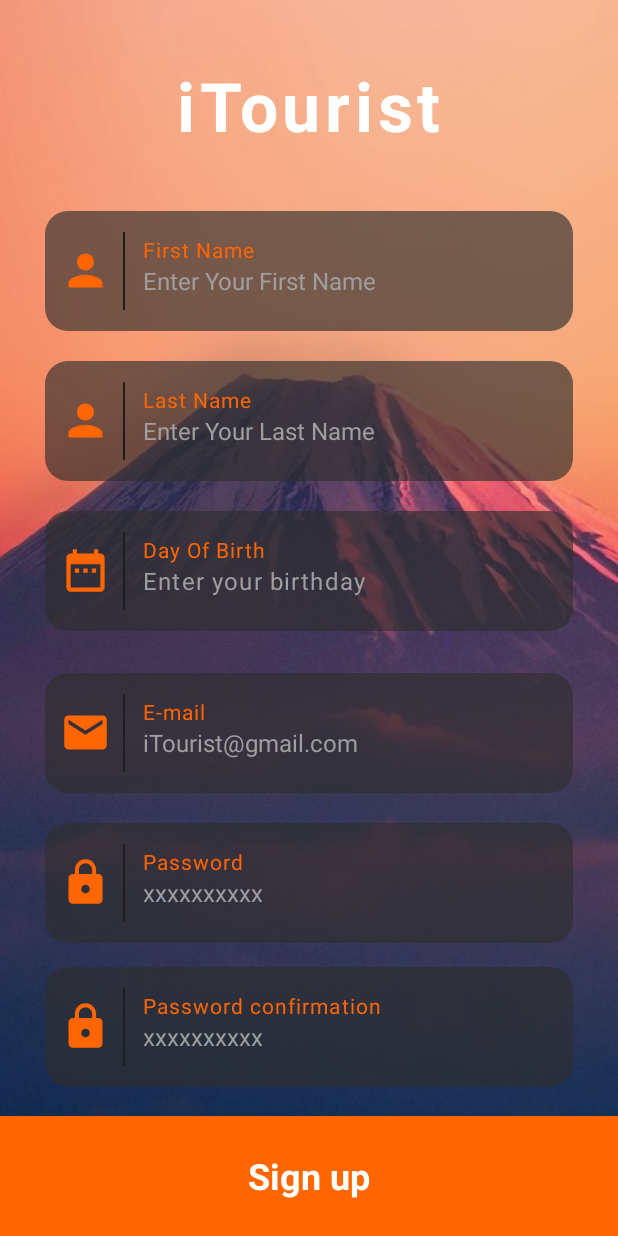
After one commit to Ahmed-Ashraf24/Itourist, an Android app: the RegisterActivity screen opened directly, with no data from a screen before it, on a phone screen of 412 x 824 dp. The commit adds this screen. Run offline under Robolectric (Android 15) with nearby library versions, the phone set to English and light mode, and no system bars.

Commit message:
Final UI (Basic Level)

```diff
--- /dev/null
+++ b/app/src/main/java/com/example/itouristui/RegisterActivity.kt
@@ -0,0 +1,32 @@
+package com.example.itouristui
+
+import android.content.Intent
+import androidx.appcompat.app.AppCompatActivity
+import android.os.Bundle
+import android.view.View
+import com.example.it.DatePickerDialog
+import kotlinx.android.synthetic.main.fragment_register.*
+
+
+class RegisterActivity : AppCompatActivity() {
+    override fun onCreate(savedInstanceState: Bundle?) {
+        super.onCreate(savedInstanceState)
+        setContentView(R.layout.fragment_register)
+        showCustomUI()
+
+        val dateOfBirth = StringBuilder()
+        BirthdayRegisterEditText.setOnClickListener {
+            DatePickerDialog {
+                BirthdayRegisterEditText.text =""
+                dateOfBirth.append("${it[0]}/${it[1]}/${it[2]}")
+                BirthdayRegisterEditText.text = dateOfBirth.toString()
+            }.show(supportFragmentManager ,"DatePickerTag")
+        }
+    }
+
+    private fun showCustomUI(){
+        window.decorView.apply {
+            systemUiVisibility =  View.SYSTEM_UI_FLAG_LAYOUT_STABLE or View.SYSTEM_UI_FLAG_LAYOUT_FULLSCREEN
+        }
+    }
+}
--- /dev/null
+++ b/app/src/main/res/drawable/ic_baseline_date_range_24.xml
@@ -0,0 +1,10 @@
+<vector xmlns:android="http://schemas.android.com/apk/res/android"
+    android:width="34dp"
+    android:height="34dp"
+    android:viewportWidth="24"
+    android:viewportHeight="24"
+    android:tint="#FF6600">
+  <path
+      android:fillColor="@android:color/white"
+      android:pathData="M9,11L7,11v2h2v-2zM13,11h-2v2h2v-2zM17,11h-2v2h2v-2zM19,4h-1L18,2h-2v2L8,4L8,2L6,2v2L5,4c-1.11,0 -1.99,0.9 -1.99,2L3,20c0,1.1 0.89,2 2,2h14c1.1,0 2,-0.9 2,-2L21,6c0,-1.1 -0.9,-2 -2,-2zM19,20L5,20L5,9h14v11z"/>
+</vector>
--- /dev/null
+++ b/app/src/main/res/drawable/ic_baseline_person_24.xml
@@ -0,0 +1,10 @@
+<vector xmlns:android="http://schemas.android.com/apk/res/android"
+    android:width="34dp"
+    android:height="34dp"
+    android:viewportWidth="24"
+    android:viewportHeight="24"
+    android:tint="#FF6600">
+  <path
+      android:fillColor="@android:color/white"
+      android:pathData="M12,12c2.21,0 4,-1.79 4,-4s-1.79,-4 -4,-4 -4,1.79 -4,4 1.79,4 4,4zM12,14c-2.67,0 -8,1.34 -8,4v2h16v-2c0,-2.66 -5.33,-4 -8,-4z"/>
+</vector>
--- a/app/src/main/res/layout/activity_main.xml
+++ b/app/src/main/res/layout/activity_main.xml
@@ -180,6 +180,7 @@
         app:layout_constraintVertical_bias="1.0" />
 
     <androidx.appcompat.widget.AppCompatTextView
+        android:id="@+id/RegisterMainButton"
         android:layout_width="wrap_content"
         android:layout_height="wrap_content"
         android:text="Create Now"
--- /dev/null
+++ b/app/src/main/res/layout/fragment_register.xml
@@ -0,0 +1,408 @@
+
+<androidx.constraintlayout.widget.ConstraintLayout xmlns:android="http://schemas.android.com/apk/res/android"
+    xmlns:app="http://schemas.android.com/apk/res-auto"
+    xmlns:tools="http://schemas.android.com/tools"
+    android:layout_width="match_parent"
+    android:layout_height="match_parent"
+    android:background="@drawable/purple_mountain"
+    android:fitsSystemWindows="true"
+   >
+
+    <androidx.core.widget.NestedScrollView
+        android:layout_width="match_parent"
+        android:layout_height="0dp"
+        app:layout_constraintBottom_toTopOf="@+id/SignUpButton"
+        app:layout_constraintEnd_toEndOf="parent"
+        app:layout_constraintStart_toStartOf="parent"
+        app:layout_constraintTop_toTopOf="parent">
+
+        <androidx.constraintlayout.widget.ConstraintLayout
+            android:layout_width="match_parent"
+            android:layout_height="match_parent"
+            android:paddingBottom="20dp">
+
+            <androidx.appcompat.widget.AppCompatTextView
+                android:id="@+id/appCompatTextView4"
+                android:layout_width="wrap_content"
+                android:layout_height="wrap_content"
+                android:fontFamily="sans-serif"
+                android:letterSpacing="0.07"
+                android:text="iTourist"
+                android:layout_marginTop="40dp"
+                android:textColor="@color/white"
+                android:textSize="45sp"
+                android:textStyle="bold"
+                app:layout_constraintEnd_toEndOf="parent"
+                app:layout_constraintStart_toStartOf="parent"
+                app:layout_constraintTop_toTopOf="parent" />
+
+
+            <androidx.appcompat.widget.LinearLayoutCompat
+                android:id="@+id/linearLayoutCompat4"
+                android:layout_width="match_parent"
+                android:layout_height="80dp"
+                android:layout_marginTop="40dp"
+                android:layout_marginHorizontal="30dp"
+                android:background="@drawable/edittext_with_icon"
+                android:gravity="center_vertical"
+                app:layout_constraintEnd_toEndOf="parent"
+                app:layout_constraintStart_toStartOf="parent"
+                app:layout_constraintTop_toBottomOf="@+id/appCompatTextView4">
+
+                <androidx.constraintlayout.utils.widget.ImageFilterView
+                    android:id="@+id/person_name"
+                    android:layout_width="wrap_content"
+                    android:layout_height="wrap_content"
+
+                    android:src="@drawable/ic_baseline_person_24" />
+
+                <View
+                    android:layout_width="1dp"
+                    android:layout_height="match_parent"
+                    android:layout_marginHorizontal="8dp"
+                    android:layout_marginVertical="4dp"
+                    android:background="#1E1E1E" />
+
+                <androidx.appcompat.widget.LinearLayoutCompat
+                    android:layout_width="match_parent"
+                    android:layout_height="match_parent"
+                    android:orientation="vertical"
+                    android:paddingHorizontal="4dp"
+                    android:paddingVertical="6dp">
+
+                    <androidx.appcompat.widget.AppCompatTextView
+                        android:layout_width="wrap_content"
+                        android:layout_height="wrap_content"
+                        android:letterSpacing="0.05"
+                        android:text="First Name"
+                        android:textColor="@color/orange" />
+
+                    <androidx.appcompat.widget.AppCompatEditText
+                        android:layout_width="match_parent"
+                        android:layout_height="match_parent"
+                        android:background="@null"
+                        android:gravity="top"
+                        android:hint="Enter Your First Name"
+                        android:textColor="@color/white"
+                        android:textColorHint="#9F9F9F"
+                        android:textSize="16dp" />
+
+
+                </androidx.appcompat.widget.LinearLayoutCompat>
+
+
+            </androidx.appcompat.widget.LinearLayoutCompat>
+
+    <androidx.appcompat.widget.LinearLayoutCompat
+        android:id="@+id/linearLayoutCompat5"
+        android:layout_width="match_parent"
+        android:layout_height="80dp"
+        android:layout_marginHorizontal="30dp"
+        android:layout_marginTop="20dp"
+        android:background="@drawable/edittext_with_icon"
+        android:gravity="center_vertical"
+        app:layout_constraintEnd_toEndOf="@+id/linearLayoutCompat4"
+        app:layout_constraintHorizontal_bias="0.0"
+        app:layout_constraintStart_toStartOf="@+id/linearLayoutCompat4"
+        app:layout_constraintTop_toBottomOf="@+id/linearLayoutCompat4">
+
+        <androidx.constraintlayout.utils.widget.ImageFilterView
+            android:id="@+id/last_name"
+            android:layout_width="wrap_content"
+            android:layout_height="wrap_content"
+            android:src="@drawable/ic_baseline_person_24" />
+
+        <View
+            android:layout_width="1dp"
+            android:layout_height="match_parent"
+            android:layout_marginHorizontal="8dp"
+            android:layout_marginVertical="4dp"
+            android:background="#1E1E1E" />
+
+        <androidx.appcompat.widget.LinearLayoutCompat
+            android:layout_width="match_parent"
+            android:layout_height="match_parent"
+            android:orientation="vertical"
+            android:paddingHorizontal="4dp"
+            android:paddingVertical="6dp">
+
+            <androidx.appcompat.widget.AppCompatTextView
+                android:layout_width="wrap_content"
+                android:layout_height="wrap_content"
+                android:letterSpacing="0.05"
+                android:text="Last Name"
+                android:textColor="@color/orange" />
+
+            <androidx.appcompat.widget.AppCompatEditText
+                android:layout_width="match_parent"
+                android:layout_height="match_parent"
+                android:background="@null"
+                android:gravity="top"
+                android:hint="Enter Your Last Name"
+                android:textColor="@color/white"
+                android:textColorHint="#9F9F9F"
+                android:textSize="16dp" />
+
+
+        </androidx.appcompat.widget.LinearLayoutCompat>
+
+
+    </androidx.appcompat.widget.LinearLayoutCompat>
+
+    <androidx.appcompat.widget.LinearLayoutCompat
+        android:id="@+id/linearLayoutCompat"
+        android:layout_width="match_parent"
+        android:layout_height="80dp"
+        android:layout_marginHorizontal="30dp"
+        android:layout_marginTop="28dp"
+        android:background="@drawable/edittext_with_icon"
+        android:gravity="center_vertical"
+        android:orientation="horizontal"
+        app:layout_constraintEnd_toEndOf="@+id/PickDateView"
+        app:layout_constraintHorizontal_bias="0.0"
+        app:layout_constraintStart_toStartOf="@+id/PickDateView"
+        app:layout_constraintTop_toBottomOf="@+id/PickDateView">
+
+        <androidx.constraintlayout.utils.widget.ImageFilterView
+            android:layout_width="wrap_content"
+            android:layout_height="wrap_content"
+            android:src="@drawable/ic_baseline_email_24" />
+
+        <View
+            android:layout_width="1dp"
+            android:layout_height="match_parent"
+            android:layout_marginHorizontal="8dp"
+            android:layout_marginVertical="4dp"
+            android:background="#1E1E1E" />
+
+        <androidx.appcompat.widget.LinearLayoutCompat
+            android:layout_width="match_parent"
+            android:layout_height="match_parent"
+            android:orientation="vertical"
+            android:paddingHorizontal="4dp"
+            android:paddingVertical="6dp">
+
+            <androidx.appcompat.widget.AppCompatTextView
+                android:layout_width="wrap_content"
+                android:layout_height="wrap_content"
+                android:letterSpacing="0.05"
+                android:text="E-mail"
+                android:textColor="@color/orange" />
+
+            <androidx.appcompat.widget.AppCompatEditText
+                android:layout_width="match_parent"
+                android:layout_height="match_parent"
+                android:background="@null"
+                android:gravity="top"
+                android:hint="iTourist@gmail.com"
+                android:textColor="@color/white"
+                android:textColorHint="#9F9F9F"
+                android:textSize="16dp" />
+
+
+        </androidx.appcompat.widget.LinearLayoutCompat>
+
+
+    </androidx.appcompat.widget.LinearLayoutCompat>
+
+    <androidx.appcompat.widget.LinearLayoutCompat
+        android:id="@+id/linearLayoutCompat3"
+        android:layout_width="match_parent"
+        android:layout_height="80dp"
+        android:layout_marginHorizontal="30dp"
+        android:layout_marginTop="20dp"
+        android:background="@drawable/edittext_with_icon"
+        android:gravity="center_vertical"
+        app:layout_constraintEnd_toEndOf="@+id/linearLayoutCompat"
+        app:layout_constraintHorizontal_bias="1.0"
+        app:layout_constraintStart_toStartOf="@+id/linearLayoutCompat"
+        app:layout_constraintTop_toBottomOf="@+id/linearLayoutCompat">
+
+        <androidx.constraintlayout.utils.widget.ImageFilterView
+            android:id="@+id/lockImage"
+            android:layout_width="wrap_content"
+            android:layout_height="wrap_content"
+            android:src="@drawable/ic_baseline_lock_24" />
+
+        <View
+            android:layout_width="1dp"
+            android:layout_height="match_parent"
+            android:layout_marginHorizontal="8dp"
+            android:layout_marginVertical="4dp"
+            android:background="#1E1E1E" />
+
+        <androidx.appcompat.widget.LinearLayoutCompat
+            android:layout_width="match_parent"
+            android:layout_height="match_parent"
+            android:orientation="vertical"
+            android:paddingHorizontal="4dp"
+            android:paddingVertical="6dp">
+
+            <androidx.appcompat.widget.AppCompatTextView
+                android:layout_width="wrap_content"
+                android:layout_height="wrap_content"
+                android:letterSpacing="0.05"
+                android:text="Password"
+                android:textColor="@color/orange" />
+
+            <androidx.appcompat.widget.AppCompatEditText
+                android:layout_width="match_parent"
+                android:layout_height="match_parent"
+                android:background="@null"
+                android:gravity="top"
+                android:hint="xxxxxxxxxx"
+                android:textColor="@color/white"
+                android:textColorHint="#9F9F9F"
+                android:textSize="16dp" />
+
+
+        </androidx.appcompat.widget.LinearLayoutCompat>
+
+
+    </androidx.appcompat.widget.LinearLayoutCompat>
+
+    <androidx.appcompat.widget.LinearLayoutCompat
+        android:id="@+id/linearLayoutCompat6"
+        android:layout_width="match_parent"
+        android:layout_height="80dp"
+        android:layout_marginHorizontal="30dp"
+        android:layout_marginTop="16dp"
+        android:background="@drawable/edittext_with_icon"
+        android:gravity="center_vertical"
+        app:layout_constraintEnd_toEndOf="@+id/linearLayoutCompat3"
+        app:layout_constraintHorizontal_bias="0.0"
+        app:layout_constraintStart_toStartOf="@+id/linearLayoutCompat3"
+        app:layout_constraintTop_toBottomOf="@+id/linearLayoutCompat3">
+
+        <androidx.constraintlayout.utils.widget.ImageFilterView
+            android:id="@+id/confirmation1"
+            android:layout_width="wrap_content"
+            android:layout_height="wrap_content"
+            android:src="@drawable/ic_baseline_lock_24" />
+
+        <View
+            android:layout_width="1dp"
+            android:layout_height="match_parent"
+            android:layout_marginHorizontal="8dp"
+            android:layout_marginVertical="4dp"
+            android:background="#1E1E1E" />
+
+        <androidx.appcompat.widget.LinearLayoutCompat
+            android:layout_width="match_parent"
+            android:layout_height="match_parent"
+            android:orientation="vertical"
+            android:paddingHorizontal="4dp"
+            android:paddingVertical="6dp">
+
+            <androidx.appcompat.widget.AppCompatTextView
+                android:layout_width="wrap_content"
+                android:layout_height="wrap_content"
+                android:letterSpacing="0.05"
+                android:text="Password confirmation"
+                android:textColor="@color/orange" />
+
+            <androidx.appcompat.widget.AppCompatEditText
+                android:layout_width="match_parent"
+                android:layout_height="match_parent"
+                android:background="@null"
+                android:gravity="top"
+                android:hint="xxxxxxxxxx"
+                android:textColor="@color/white"
+                android:textColorHint="#9F9F9F"
+                android:textSize="16dp" />
+
+
+        </androidx.appcompat.widget.LinearLayoutCompat>
+
+
+    </androidx.appcompat.widget.LinearLayoutCompat>
+
+    <androidx.appcompat.widget.LinearLayoutCompat
+        android:id="@+id/PickDateView"
+        android:layout_width="match_parent"
+        android:layout_height="80dp"
+        android:layout_marginHorizontal="30dp"
+        android:layout_marginTop="20dp"
+
+        android:background="@drawable/edittext_with_icon"
+        android:gravity="center_vertical"
+        app:layout_constraintEnd_toEndOf="@+id/linearLayoutCompat5"
+        app:layout_constraintHorizontal_bias="1.0"
+        app:layout_constraintStart_toStartOf="@+id/linearLayoutCompat5"
+        app:layout_constraintTop_toBottomOf="@+id/linearLayoutCompat5">
+
+        <androidx.constraintlayout.utils.widget.ImageFilterView
+            android:id="@+id/date"
+            android:layout_width="wrap_content"
+            android:layout_height="wrap_content"
+            android:src="@drawable/ic_baseline_date_range_24"
+           />
+
+        <View
+            android:layout_width="1dp"
+            android:layout_height="match_parent"
+            android:layout_marginHorizontal="8dp"
+            android:layout_marginVertical="4dp"
+            android:background="#1E1E1E" />
+
+        <androidx.appcompat.widget.LinearLayoutCompat
+            android:layout_width="match_parent"
+            android:layout_height="match_parent"
+            android:orientation="vertical"
+            android:paddingHorizontal="4dp"
+            android:paddingVertical="6dp">
+
+            <androidx.appcompat.widget.AppCompatTextView
+                android:layout_width="wrap_content"
+                android:layout_height="wrap_content"
+                android:letterSpacing="0.05"
+                android:text="Day Of Birth"
+                android:textColor="@color/orange" />
+
+            <androidx.appcompat.widget.AppCompatTextView
+                android:id="@+id/BirthdayRegisterEditText"
+                android:layout_width="wrap_content"
+                android:layout_height="wrap_content"
+                android:clickable="true"
+                android:focusable="false"
+                android:letterSpacing="0.05"
+                android:textColor="@color/white"
+                android:textColorHint="#9F9F9F"
+                android:hint="Enter your birthday"
+                android:textSize="16dp" />
+
+
+        </androidx.appcompat.widget.LinearLayoutCompat>
+
+
+    </androidx.appcompat.widget.LinearLayoutCompat>
+
+        </androidx.constraintlayout.widget.ConstraintLayout>
+
+    </androidx.core.widget.NestedScrollView>
+
+    <com.google.android.material.circularreveal.CircularRevealRelativeLayout
+        android:id="@+id/SignUpButton"
+        android:layout_width="match_parent"
+        android:layout_height="80dp"
+        android:background="@color/orange"
+        android:clickable="true"
+        android:focusable="true"
+        app:layout_constraintBottom_toBottomOf="parent"
+        app:layout_constraintEnd_toEndOf="parent"
+        app:layout_constraintStart_toStartOf="parent">
+
+        <androidx.appcompat.widget.AppCompatTextView
+            android:layout_width="wrap_content"
+            android:layout_height="wrap_content"
+            android:layout_centerInParent="true"
+            android:layout_gravity="center"
+            android:text="Sign up"
+            android:textColor="@color/white"
+            android:textSize="24dp"
+            android:textStyle="bold" />
+
+    </com.google.android.material.circularreveal.CircularRevealRelativeLayout>
+
+
+</androidx.constraintlayout.widget.ConstraintLayout>
--- a/app/src/main/res/values/themes.xml
+++ b/app/src/main/res/values/themes.xml
@@ -21,6 +21,11 @@
         <item name="shapeAppearanceOverlay">@style/ShapeAppearanceOverlay.MaterialCardView.Cut</item>
     </style>
 
+    <style name="MyDatePicker" >
+        <item name="android:textColorPrimary">@color/white</item>
+        <item name="colorControlNormal">@color/orange</item>
+    </style>
+
     <style name="ShapeAppearanceOverlay.MaterialCardView.Cut" parent="">
         <item name="cornerFamily">rounded</item>
         <item name="cornerSizeTopRight">16dp</item>
```
Also changed, not shown: app/src/main/AndroidManifest.xml (+8 -4 lines), app/src/main/java/com/example/itouristui/DatePickerDialog.kt (added, +36 -0 lines), app/src/main/java/com/example/itouristui/MainActivity.kt (+5 -2 lines), app/src/main/res/drawable/ic_baseline_vpn_key_24.xml (added, +10 -0 lines), app/src/main/res/layout/dialog_fragment_layout.xml (added, +52 -0 lines), app/src/main/res/layout/fragment_verification.xml (added, +134 -0 lines).
